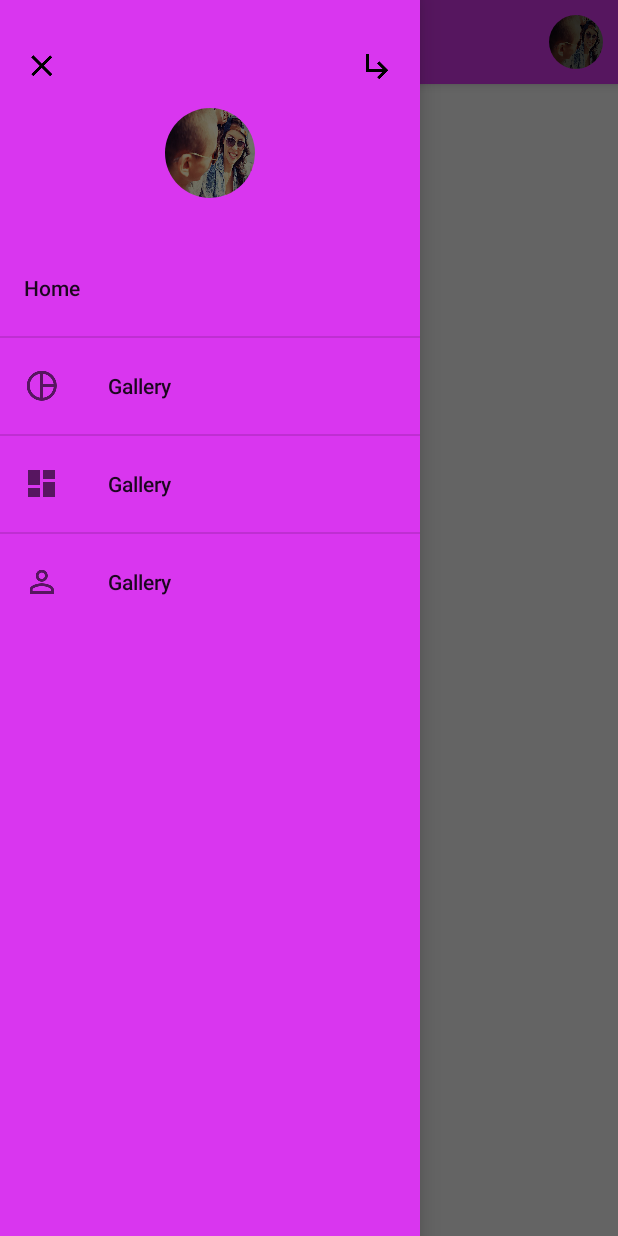
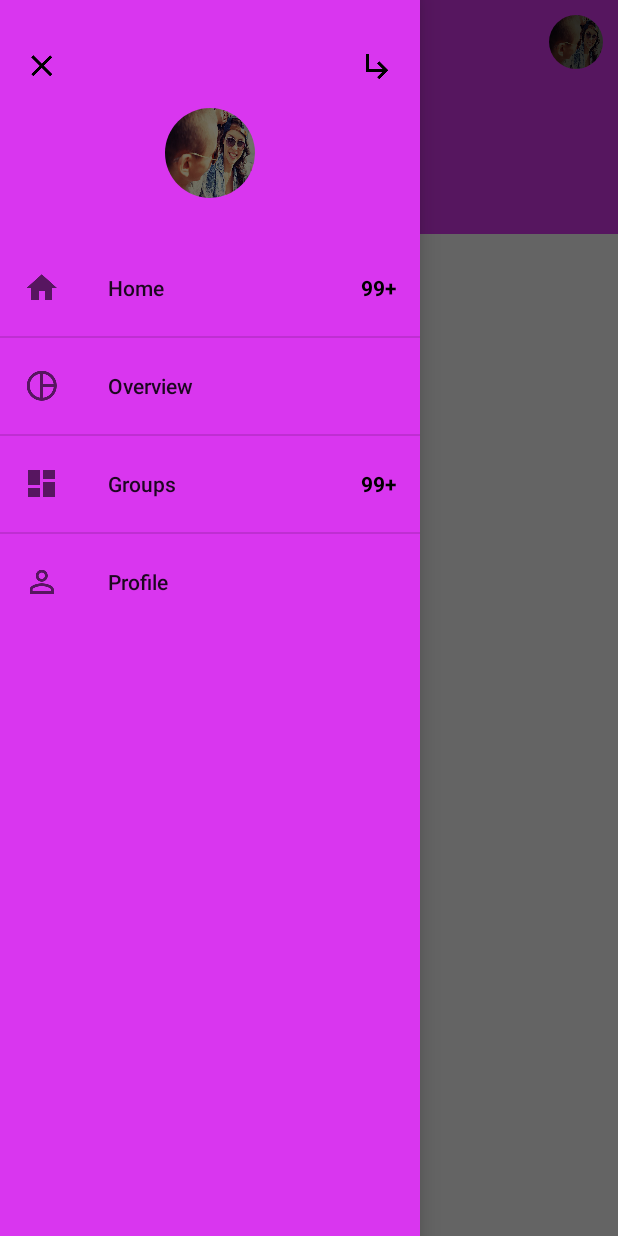
Before and after one commit to saccerwin/todolist-project-group1, an Android app: the NavigationDrawerMainActivity screen opened directly, with no data from a screen before it, with the side drawer open, on a phone screen of 412 x 824 dp. Run offline under Robolectric (Android 15) with nearby library versions, the phone set to English and light mode, and no system bars; our stand-ins replace CircleImageView.

Commit message:
Upadte final Navigation Drawer

```diff
--- a/code/app/src/main/java/com/example/saccerwin/todolist_group1/NavigationDrawerMainActivity.java
+++ b/code/app/src/main/java/com/example/saccerwin/todolist_group1/NavigationDrawerMainActivity.java
@@ -1,15 +1,18 @@
 package com.example.saccerwin.todolist_group1;
 
+import android.graphics.Typeface;
 import android.net.Uri;
 import android.os.Bundle;
 import android.support.design.widget.NavigationView;
 import android.support.v4.app.Fragment;
 import android.support.v4.app.FragmentManager;
 import android.support.v4.view.GravityCompat;
+import android.support.v4.view.MenuItemCompat;
 import android.support.v4.widget.DrawerLayout;
 import android.support.v7.app.ActionBarDrawerToggle;
 import android.support.v7.app.AppCompatActivity;
 import android.support.v7.widget.Toolbar;
+import android.view.Gravity;
 import android.view.MenuItem;
 import android.widget.TextView;
 
@@ -19,15 +22,16 @@ public class NavigationDrawerMainActivity extends AppCompatActivity
         implements NavigationView.OnNavigationItemSelectedListener, MainFragment.OnFragmentInteractionListener {
 
     private Toolbar toolbar;
-    private TextView tvGreeting;
+    private TextView tvGreeting, tvCountTask, tvCountGroup;
     private int hour;
+    public Date dayNow;
 
     @Override
     protected void onCreate(Bundle savedInstanceState) {
         super.onCreate(savedInstanceState);
         setContentView(R.layout.activity_navigation_drawer_main);
-        Date dayNow = new Date();
-        hour= dayNow.getHours();
+        dayNow = new Date();
+        hour = dayNow.getHours();
 
         toolbar = (Toolbar) findViewById(R.id.toolbar);
         toolbar.setTitle("");
@@ -57,6 +61,24 @@ public class NavigationDrawerMainActivity extends AppCompatActivity
         NavigationView navigationView = (NavigationView) findViewById(R.id.nav_view);
         navigationView.setNavigationItemSelectedListener(this);
 
+        tvCountTask = (TextView) MenuItemCompat.getActionView(navigationView.getMenu().
+                findItem(R.id.navHome));
+        tvCountGroup = (TextView) MenuItemCompat.getActionView(navigationView.getMenu().
+                findItem(R.id.navGroups));
+
+        initializeCountDrawer();
+    }
+
+    private void initializeCountDrawer() {
+        tvCountTask.setGravity(Gravity.CENTER_VERTICAL);
+        tvCountTask.setTypeface(null, Typeface.BOLD);
+        tvCountTask.setTextColor(getResources().getColor(R.color.colorBlack));
+        tvCountTask.setText("99+");
+
+        tvCountGroup.setGravity(Gravity.CENTER_VERTICAL);
+        tvCountGroup.setTypeface(null, Typeface.BOLD);
+        tvCountGroup.setTextColor(getResources().getColor(R.color.colorBlack));
+        tvCountGroup.setText("99+");
     }
 
     @Override
@@ -65,7 +87,7 @@ public class NavigationDrawerMainActivity extends AppCompatActivity
         if (drawer.isDrawerOpen(GravityCompat.START)) {
             drawer.closeDrawer(GravityCompat.START);
         } //else {
-            //super.onBackPressed();
+        //super.onBackPressed();
         //}
     }
 
@@ -96,12 +118,12 @@ public class NavigationDrawerMainActivity extends AppCompatActivity
 
     }
 
-    private String setGreeting(int hour){
-        if(0 <= hour && hour < 12){
+    private String setGreeting(int hour) {
+        if (0 <= hour && hour < 12) {
             return "Good Morning!";
-        } else if(12 <= hour && hour < 18){
+        } else if (12 <= hour && hour < 18) {
             return "Good Afternoon!";
-        } else if(18 <= hour && hour < 21){
+        } else if (18 <= hour && hour < 21) {
             return "Good Evening!";
         } else {
             return "Good Night!";
--- a/code/app/src/main/res/layout/app_bar_navigation_drawer_main.xml
+++ b/code/app/src/main/res/layout/app_bar_navigation_drawer_main.xml
@@ -10,6 +10,7 @@
     <android.support.design.widget.AppBarLayout
         android:layout_width="match_parent"
         android:layout_height="wrap_content"
+        app:elevation="0dp"
         android:theme="@style/AppTheme.AppBarOverlay">
 
         <android.support.v7.widget.Toolbar
--- a/code/app/src/main/res/layout/fragment_main.xml
+++ b/code/app/src/main/res/layout/fragment_main.xml
@@ -5,9 +5,16 @@
     tools:context="com.example.saccerwin.todolist_group1.MainFragment">
 
     <!-- TODO: Update blank fragment layout -->
-    <TextView
+    <LinearLayout
         android:layout_width="match_parent"
         android:layout_height="match_parent"
-        android:text="@string/hello_blank_fragment" />
+        android:orientation="vertical">
+        <LinearLayout
+            android:layout_width="match_parent"
+            android:layout_height="100dp"
+            android:background="@color/color_violet">
+
+        </LinearLayout>
+    </LinearLayout>
 
 </FrameLayout>
--- a/code/app/src/main/res/menu/activity_navigation_drawer_main_drawer.xml
+++ b/code/app/src/main/res/menu/activity_navigation_drawer_main_drawer.xml
@@ -1,14 +1,14 @@
 <?xml version="1.0" encoding="utf-8"?>
 <menu xmlns:android="http://schemas.android.com/apk/res/android"
-    xmlns:android2="http://schemas.android.com/apk/res-auto">
+    xmlns:app="http://schemas.android.com/apk/res-auto">
 
     <group
         android:id="@+id/group_home">
         <item
             android:id="@+id/navHome"
-            android:actionLayout="@layout/layout_home"
-            android:title="Home"
-            android2:showAsAction="always"/>
+            android:icon="@drawable/ic_home_black_24dp"
+            app:actionViewClass="android.widget.TextView"
+            android:title="@string/navigation_menu_home" />
 
     </group>
 
@@ -17,24 +17,24 @@
         <item
             android:id="@+id/navOverView"
             android:icon="@drawable/ic_pie_chart_outlined_black_24dp"
-            android:title="Gallery" />
+            android:title="@string/navigation_menu_overview" />
     </group>
 
     <group
         android:id="@+id/group_groups">
         <item
             android:id="@+id/navGroups"
+            app:actionViewClass="android.widget.TextView"
             android:icon="@drawable/ic_dashboard_black_24dp"
-            android:title="Gallery" />
+            android:title="@string/navigation_menu_groups" />
     </group>
 
     <group
-        android:id="@+id/group_profile"
-        android:checkableBehavior="single">
+        android:id="@+id/group_profile">
         <item
             android:id="@+id/navProfile"
             android:icon="@drawable/ic_perm_identity_black_24dp"
-            android:title="Gallery" />
+            android:title="@string/navigation_menu_profile" />
     </group>
 
 </menu>
--- a/code/app/src/main/res/values/strings.xml
+++ b/code/app/src/main/res/values/strings.xml
@@ -19,10 +19,13 @@
     <string name="name_already_have_account"> Already have an account? </string>
     <string name="title_activity_navigation_drawer_main">NavigationDrawerMainActivity</string>
 
-    <string name="navigation_drawer_open">Open navigation drawer</string>
-    <string name="navigation_drawer_close">Close navigation drawer</string>
-
-    <string name="action_settings">Settings</string>
+    <!-- Navigation -->
+    <string name="navigation_drawer_open">Open Navigation Drawer</string>
+    <string name="navigation_drawer_close">Close Navigation Drawer</string>
+    <string name="navigation_menu_home">Home</string>
+    <string name="navigation_menu_overview">Overview</string>
+    <string name="navigation_menu_groups">Groups</string>
+    <string name="navigation_menu_profile">Profile</string>
 
     <!-- TODO: Remove or change this placeholder text -->
     <string name="hello_blank_fragment">Hello blank fragment</string>
```
